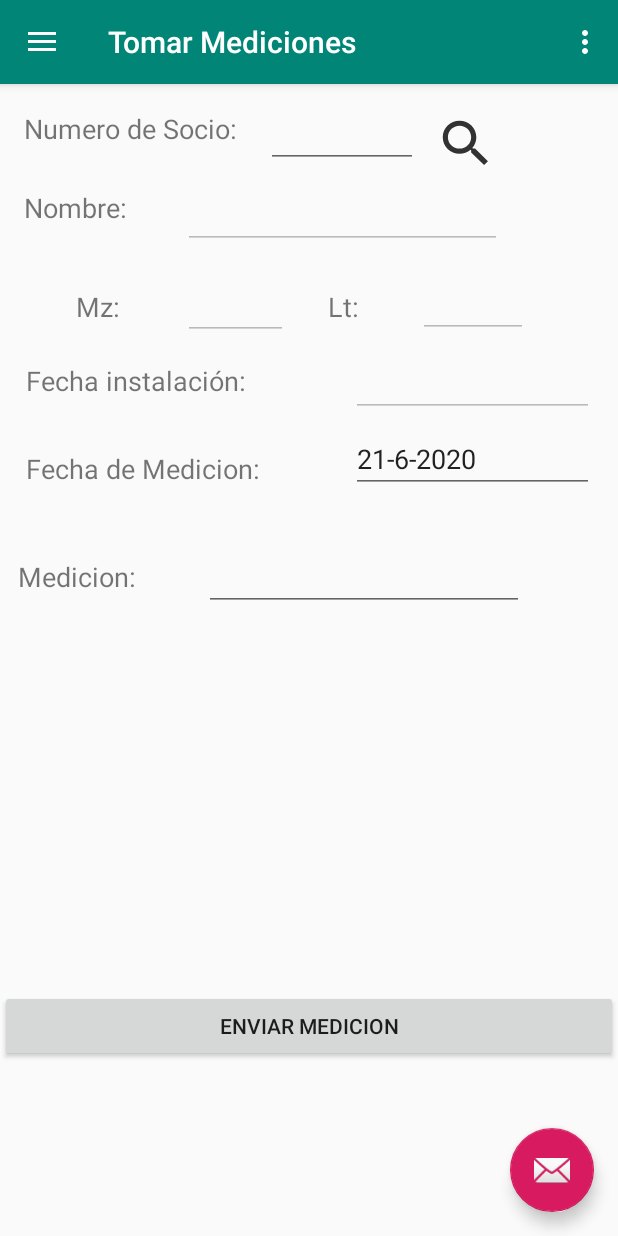
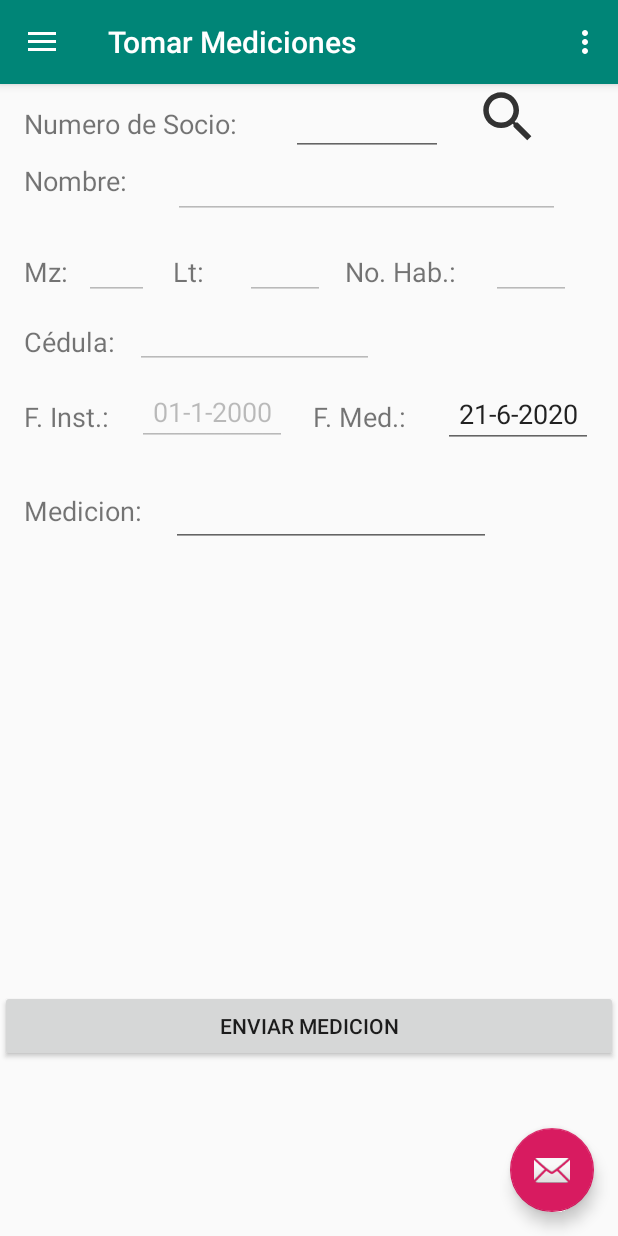
Before and after one commit to Pisanchez2/MedidorAguaApp, an Android app: the TomarMediciones screen opened through its navigation route, on a phone screen of 412 x 824 dp. Run offline under Robolectric (Android 15) with nearby library versions, the phone set to English and light mode, and no system bars; our stand-ins replace Firebase (no records; nobody signed in at launch, a user with empty details on screens opened directly), navigation-ui.

Commit message:
Inst. Date Update

```diff
--- a/app/src/main/java/com/sr/tasrfb/TomarMediciones.java
+++ b/app/src/main/java/com/sr/tasrfb/TomarMediciones.java
@@ -14,6 +14,7 @@ import android.widget.TextView;
 import androidx.annotation.NonNull;
 import androidx.fragment.app.Fragment;
 
+import com.google.android.material.snackbar.Snackbar;
 import com.google.firebase.database.DataSnapshot;
 import com.google.firebase.database.DatabaseError;
 import com.google.firebase.database.DatabaseReference;
@@ -31,23 +32,18 @@ import java.util.Date;
 public class TomarMediciones extends Fragment {
 
 
-    private TextView NumSocioText, NombreSocioText, MzText,LtText,NumMedidorText,MedicionText;
+    private TextView NumSocioText, NombreSocioText, MzText,LtText,NumMedidorText,MedicionText,CedulaText, NoHabText;
 
     private EditText FechaInsText, FechaMedicionText;
 
-    private Button EnviarMedidasBtn,TBuscarSocio;
-
-    private Socio socio;
-
-    private DatabaseReference reff;
+    private DatabaseReference reffBuscar;
+    private DatabaseReference reffMedidas;
     private DatabaseReference reff2;
-    private DatabaseReference reffBuscar;
 
 
     public TomarMediciones() {
         // Required empty public constructor
     }
-
 
     @Override
     public void onCreate(Bundle savedInstanceState) {
@@ -55,17 +51,14 @@ public class TomarMediciones extends Fragment {
 
     }
 
-    String anios;
-    String mesos;
+    private String anios;
+    private String mesos;
 
     public void tomaranios(int anio, int me){
         anios= anio + "";
         mesos = me+"";
 
     }
-
-
-
 
     @Override
     public View onCreateView(LayoutInflater inflater, ViewGroup container,
@@ -78,16 +71,12 @@ public class TomarMediciones extends Fragment {
         LtText=v.findViewById(R.id.TLtText);
        // NumMedidorText=v.findViewById(R.id.TNumMedText);
         FechaInsText=v.findViewById(R.id.TFechaInsText);
-
         FechaMedicionText= v.findViewById(R.id.TFechaMedText);
-
+        CedulaText=v.findViewById(R.id.TCedText);
+        NoHabText=v.findViewById(R.id.TNhabitext);
         MedicionText= v.findViewById(R.id.TMedText);
-        EnviarMedidasBtn=v.findViewById(R.id.TEnviarMedBtn);
-        TBuscarSocio = v.findViewById(R.id.TBuscarBtn);
-
-        socio = new Socio();
-        reff= FirebaseDatabase.getInstance().getReference().child("Socio");
-
+        Button enviarMedidasBtn = v.findViewById(R.id.TEnviarMedBtn);
+        Button TBuscarSocio = v.findViewById(R.id.TBuscarBtn);
 
         // TOMAR LA FECHA INSTALACION
 
@@ -102,7 +91,6 @@ public class TomarMediciones extends Fragment {
                 }
             }
 
-
             private void showDatePickerDialog() {
                 DatePickerFragment newFragment = DatePickerFragment.newInstance(new DatePickerDialog.OnDateSetListener() {
 
@@ -112,18 +100,14 @@ public class TomarMediciones extends Fragment {
                         FechaInsText.setText(selectedDate);
                     }
                 });
-
                 newFragment.show(getActivity().getSupportFragmentManager(), "datePicker");
             }
-
 
         });
 
         //SET fecha actual en el campo de fecha de medicion
-
         Date c = Calendar.getInstance().getTime();
         System.out.println("Current time => " + c);
-
         SimpleDateFormat diaf = new SimpleDateFormat("dd-M-yyyy");
         final String dia = diaf.format(c);
         FechaMedicionText.setText(dia);
@@ -137,7 +121,6 @@ public class TomarMediciones extends Fragment {
         anios= anio;
         mesos= mesf;
 
-
         FechaMedicionText.setOnClickListener(new View.OnClickListener() {
             @Override
             public void onClick(View view) {
@@ -147,7 +130,6 @@ public class TomarMediciones extends Fragment {
                         break;
                 }
             }
-
 
             private void showDatePickerDialog() {
                         final DatePickerFragment newFragment = DatePickerFragment.newInstance(new DatePickerDialog.OnDateSetListener() {
@@ -159,21 +141,33 @@ public class TomarMediciones extends Fragment {
                         FechaMedicionText.setText(selectedDate);
                     }
                 });
-
                 newFragment.show(getActivity().getSupportFragmentManager(), "datePicker");
             }
-
-
         });
-
-
 
         TBuscarSocio.setOnClickListener(new View.OnClickListener() {
             @Override
             public void onClick(View view) {
                 // Funcion para actualizar los campos en el frame de Tomar Mediciones
+
+                reffMedidas = FirebaseDatabase.getInstance().getReference().child("Medidas").child(NumSocioText.getText().toString());
+
+                reffMedidas.addValueEventListener(new ValueEventListener() {
+                    @Override
+                    public void onDataChange(@NonNull DataSnapshot dataSnapshot) {
+                        if (dataSnapshot.child("Medidor").hasChild("fecha_Instalacion")){
+                            String fins = dataSnapshot.child("Medidor").child("fecha_Instalacion").getValue().toString();
+                            FechaInsText.setText(fins);
+                        }else{
+                            reffMedidas.child("Medidor").child("fecha_Instalacion").setValue("01-1-2000");
+                        }
+                    }
+                    @Override
+                    public void onCancelled(@NonNull DatabaseError databaseError) {
+                    }
+                });
+
                 reffBuscar=FirebaseDatabase.getInstance().getReference().child("Socio").child(NumSocioText.getText().toString());
-
                 reffBuscar.addValueEventListener(new ValueEventListener() {
                     @Override
                     public void onDataChange(@NonNull DataSnapshot dataSnapshot) {
@@ -182,18 +176,14 @@ public class TomarMediciones extends Fragment {
                         String lt= dataSnapshot.child("lt").getValue().toString();
                         String mz= dataSnapshot.child("mz").getValue().toString();
                         String num= dataSnapshot.child("num").getValue().toString();
-
-                        //String fins= dataSnapshot.child("medidor").child("fecha_Instalacion").getValue().toString();
-                        //String numed= dataSnapshot.child("medidor").child("num").getValue().toString();
+                        String cedula= dataSnapshot.child("cedula").getValue().toString();
+                        String n_habitantes= dataSnapshot.child("n_habitantes").getValue().toString();
 
                         NombreSocioText.setText(nombre);
                         LtText.setText(lt);
                         MzText.setText(mz);
-
-                        //NumMedidorText.setText(numed);
-                        //FechaInsText.setText(fins);
-
-
+                        CedulaText.setText(cedula);
+                        NoHabText.setText(n_habitantes);
                     }
 
                     @Override
@@ -205,30 +195,18 @@ public class TomarMediciones extends Fragment {
             }
         });
 
-
-
-
-        EnviarMedidasBtn.setOnClickListener(new View.OnClickListener() {
+        enviarMedidasBtn.setOnClickListener(new View.OnClickListener() {
             @Override
             public void onClick(View view) {
-
                 ClaseMes mes;
                 mes = new ClaseMes();
                 mes.setMedicion(Integer.parseInt(MedicionText.getText().toString()));
-                //mes.setURL("WWW.SET");
                 mes.setFecha_Medicion(FechaMedicionText.getText().toString());
-
                 reff2= FirebaseDatabase.getInstance().getReference().child("Medidas/"+NumSocioText.getText().toString()+"/Mediciones");
                 reff2.child(anios).child(mesos).setValue(mes);
-                Log.v("SOCIO","HASIDOENVIADO"+ anios + mesos);
-
-
+                Snackbar.make(view, "Medicion Enviada Correctamente", Snackbar.LENGTH_LONG).setAction("Action", null).show();
             }
         });
-
-
         return v;
-
-
     }
 }
--- a/app/src/main/res/layout/fragment_tomarmediciones.xml
+++ b/app/src/main/res/layout/fragment_tomarmediciones.xml
@@ -6,6 +6,148 @@
     android:layout_width="match_parent"
     android:layout_height="match_parent"
     tools:context=".TomarMediciones">
+
+    <EditText
+        android:id="@+id/TCedText"
+        android:layout_width="159dp"
+        android:layout_height="43dp"
+        android:ems="10"
+        android:inputType="number"
+        android:textAlignment="center"
+        android:enabled="false"
+        app:layout_constraintBottom_toBottomOf="parent"
+        app:layout_constraintEnd_toEndOf="parent"
+        app:layout_constraintHorizontal_bias="0.357"
+        app:layout_constraintStart_toStartOf="parent"
+        app:layout_constraintTop_toTopOf="parent"
+        app:layout_constraintVertical_bias="0.202" />
+
+    <EditText
+        android:id="@+id/TFechaInsText"
+        android:layout_width="100dp"
+        android:layout_height="39dp"
+        android:clickable="true"
+        android:ems="10"
+        android:enabled="false"
+        android:focusable="false"
+        android:inputType="date"
+        android:text="01-1-2000"
+        android:textAlignment="center"
+        app:layout_constraintBottom_toBottomOf="parent"
+        app:layout_constraintEnd_toEndOf="parent"
+        app:layout_constraintHorizontal_bias="0.293"
+        app:layout_constraintStart_toStartOf="parent"
+        app:layout_constraintTop_toTopOf="parent"
+        app:layout_constraintVertical_bias="0.277" />
+
+    <TextView
+        android:id="@+id/textView12"
+        android:layout_width="75dp"
+        android:layout_height="28dp"
+        android:text="No. Hab.:"
+        android:textSize="18sp"
+        app:layout_constraintBottom_toBottomOf="parent"
+        app:layout_constraintEnd_toEndOf="parent"
+        app:layout_constraintHorizontal_bias="0.684"
+        app:layout_constraintStart_toStartOf="parent"
+        app:layout_constraintTop_toTopOf="parent"
+        app:layout_constraintVertical_bias="0.152" />
+
+    <TextView
+        android:id="@+id/textView13"
+        android:layout_width="wrap_content"
+        android:layout_height="wrap_content"
+        android:text="Cédula: "
+        android:textSize="18sp"
+        app:layout_constraintBottom_toBottomOf="parent"
+        app:layout_constraintEnd_toEndOf="parent"
+        app:layout_constraintHorizontal_bias="0.046"
+        app:layout_constraintStart_toStartOf="parent"
+        app:layout_constraintTop_toTopOf="parent"
+        app:layout_constraintVertical_bias="0.214" />
+
+    <TextView
+        android:id="@+id/textView14"
+        android:layout_width="32dp"
+        android:layout_height="28dp"
+        android:text="Mz: "
+        android:textSize="18sp"
+        app:layout_constraintBottom_toBottomOf="parent"
+        app:layout_constraintEnd_toEndOf="parent"
+        app:layout_constraintHorizontal_bias="0.042"
+        app:layout_constraintStart_toStartOf="parent"
+        app:layout_constraintTop_toTopOf="parent"
+        app:layout_constraintVertical_bias="0.152" />
+
+    <TextView
+        android:id="@+id/textView15"
+        android:layout_width="wrap_content"
+        android:layout_height="wrap_content"
+        android:text="F. Inst.: "
+        android:textSize="18sp"
+        app:layout_constraintBottom_toBottomOf="parent"
+        app:layout_constraintEnd_toEndOf="parent"
+        app:layout_constraintHorizontal_bias="0.045"
+        app:layout_constraintStart_toStartOf="parent"
+        app:layout_constraintTop_toTopOf="parent"
+        app:layout_constraintVertical_bias="0.282" />
+
+    <EditText
+        android:id="@+id/TNhabitext"
+        android:layout_width="53dp"
+        android:layout_height="43dp"
+        android:ems="10"
+        android:inputType="number"
+        android:textAlignment="center"
+        android:enabled="false"
+        app:layout_constraintBottom_toBottomOf="parent"
+        app:layout_constraintEnd_toEndOf="parent"
+        app:layout_constraintHorizontal_bias="0.913"
+        app:layout_constraintStart_toStartOf="parent"
+        app:layout_constraintTop_toTopOf="parent"
+        app:layout_constraintVertical_bias="0.139" />
+
+    <TextView
+        android:id="@+id/textView16"
+        android:layout_width="33dp"
+        android:layout_height="32dp"
+        android:text="Lt: "
+        android:textSize="18sp"
+        app:layout_constraintBottom_toBottomOf="parent"
+        app:layout_constraintEnd_toEndOf="parent"
+        app:layout_constraintHorizontal_bias="0.304"
+        app:layout_constraintStart_toStartOf="parent"
+        app:layout_constraintTop_toTopOf="parent"
+        app:layout_constraintVertical_bias="0.153" />
+
+    <EditText
+        android:id="@+id/TMzText"
+        android:layout_width="43dp"
+        android:layout_height="43dp"
+        android:ems="10"
+        android:inputType="number"
+        android:textAlignment="center"
+        android:enabled="false"
+        app:layout_constraintBottom_toBottomOf="parent"
+        app:layout_constraintEnd_toEndOf="parent"
+        app:layout_constraintHorizontal_bias="0.152"
+        app:layout_constraintStart_toStartOf="parent"
+        app:layout_constraintTop_toTopOf="parent"
+        app:layout_constraintVertical_bias="0.139" />
+
+    <EditText
+        android:id="@+id/TLtText"
+        android:layout_width="53dp"
+        android:layout_height="43dp"
+        android:ems="10"
+        android:textAlignment="center"
+        android:enabled="false"
+        app:layout_constraintBottom_toBottomOf="parent"
+        app:layout_constraintEnd_toEndOf="parent"
+        app:layout_constraintHorizontal_bias="0.455"
+        app:layout_constraintStart_toStartOf="parent"
+        app:layout_constraintTop_toTopOf="parent"
+        app:layout_constraintVertical_bias="0.139" />
 
     <Button
         android:id="@+id/TEnviarMedBtn"
@@ -19,10 +161,10 @@
 
     <Button
         android:id="@+id/TBuscarBtn"
-        android:layout_width="0dp"
-        android:layout_height="0dp"
+        android:layout_width="44dp"
+        android:layout_height="44dp"
         android:layout_marginStart="11dp"
-        android:layout_marginTop="19dp"
+        android:layout_marginTop="4dp"
         android:layout_marginEnd="3dp"
         android:layout_marginBottom="10dp"
         android:background="@drawable/ic_buscar"
@@ -35,140 +177,94 @@
         android:id="@+id/TNumSocioText"
         android:layout_width="101dp"
         android:layout_height="40dp"
+        android:layout_marginTop="8dp"
         android:ems="10"
         android:inputType="textPersonName"
-        app:layout_constraintBaseline_toBaselineOf="@+id/TBuscarBtn"
+        android:textAlignment="center"
         app:layout_constraintEnd_toEndOf="@+id/TNombreSocioText"
-        app:layout_constraintStart_toStartOf="@+id/TNombreSocioText" />
+        app:layout_constraintStart_toStartOf="@+id/TNombreSocioText"
+        app:layout_constraintTop_toTopOf="parent" />
 
     <EditText
         android:id="@+id/TNombreSocioText"
-        android:layout_width="0dp"
+        android:layout_width="258dp"
         android:layout_height="40dp"
-        android:layout_marginTop="69dp"
-        android:layout_marginEnd="17dp"
-        android:layout_marginBottom="68dp"
         android:ems="10"
         android:enabled="false"
         android:inputType="textPersonName"
-        app:layout_constraintBottom_toTopOf="@+id/TFechaInsText"
-        app:layout_constraintEnd_toEndOf="@+id/TLtText"
-        app:layout_constraintStart_toStartOf="@+id/TMzText"
-        app:layout_constraintTop_toTopOf="parent" />
-
-    <EditText
-        android:id="@+id/TMzText"
-        android:layout_width="70dp"
-        android:layout_height="0dp"
-        android:layout_marginStart="27dp"
-        android:layout_marginTop="31dp"
-        android:layout_marginEnd="28dp"
-        android:layout_marginBottom="39dp"
-        android:ems="10"
-        android:enabled="false"
-        android:inputType="number"
-        app:layout_constraintBottom_toBottomOf="@+id/textView7"
-        app:layout_constraintEnd_toStartOf="@+id/textView11"
-        app:layout_constraintStart_toEndOf="@+id/textView10"
-        app:layout_constraintTop_toBottomOf="@+id/textView4" />
-
-    <EditText
-        android:id="@+id/TLtText"
-        android:layout_width="73dp"
-        android:layout_height="44dp"
-
-        android:layout_marginTop="16dp"
-        android:layout_marginBottom="16dp"
-        android:ems="10"
-        android:enabled="false"
-        app:layout_constraintBottom_toTopOf="@+id/textView7"
-        app:layout_constraintEnd_toEndOf="@+id/TFechaInsText"
-        app:layout_constraintStart_toStartOf="@+id/TFechaInsText"
-        app:layout_constraintTop_toBottomOf="@+id/TNombreSocioText" />
+        android:textAlignment="center"
+        android:textSize="14sp"
+        app:layout_constraintBottom_toBottomOf="parent"
+        app:layout_constraintEnd_toEndOf="parent"
+        app:layout_constraintHorizontal_bias="0.751"
+        app:layout_constraintStart_toStartOf="parent"
+        app:layout_constraintTop_toTopOf="parent"
+        app:layout_constraintVertical_bias="0.069" />
 
     <EditText
         android:id="@+id/TFechaMedText"
-        android:layout_width="0dp"
-        android:layout_height="43dp"
-        android:layout_marginStart="15dp"
-        android:layout_marginTop="68dp"
-        android:layout_marginEnd="16dp"
-        android:layout_marginBottom="67dp"
+        android:layout_width="100dp"
+        android:layout_height="39dp"
         android:clickable="true"
         android:ems="10"
         android:inputType="date"
-        app:layout_constraintBottom_toBottomOf="@+id/textView10"
+        android:textAlignment="center"
+        app:layout_constraintBottom_toBottomOf="parent"
         app:layout_constraintEnd_toEndOf="parent"
-        app:layout_constraintStart_toStartOf="@+id/textView11"
-        app:layout_constraintTop_toBottomOf="@+id/textView11" />
-
-    <EditText
-        android:id="@+id/TFechaInsText"
-        android:layout_width="0dp"
-        android:layout_height="0dp"
-        android:layout_marginTop="7dp"
-        android:layout_marginBottom="7dp"
-        android:ems="10"
-        android:enabled="false"
-        android:inputType="date"
-        app:layout_constraintBottom_toTopOf="@+id/TFechaMedText"
-        app:layout_constraintEnd_toEndOf="@+id/TFechaMedText"
-        app:layout_constraintStart_toStartOf="@+id/TFechaMedText"
-        app:layout_constraintTop_toBottomOf="@+id/TMzText" />
+        app:layout_constraintHorizontal_bias="0.946"
+        app:layout_constraintStart_toStartOf="parent"
+        app:layout_constraintTop_toTopOf="@+id/TBuscarBtn"
+        app:layout_constraintVertical_bias="0.279" />
 
     <EditText
         android:id="@+id/TMedText"
         android:layout_width="wrap_content"
         android:layout_height="wrap_content"
-        android:layout_marginStart="47dp"
-        android:layout_marginTop="37dp"
-        android:layout_marginEnd="47dp"
         android:ems="10"
         android:inputType="number"
-        app:layout_constraintEnd_toEndOf="@+id/TFechaMedText"
-        app:layout_constraintStart_toEndOf="@+id/textView4"
-        app:layout_constraintTop_toBottomOf="@+id/textView8" />
-
-    <TextView
-        android:id="@+id/textView7"
-        android:layout_width="wrap_content"
-        android:layout_height="wrap_content"
-        android:layout_marginStart="17dp"
-        android:layout_marginTop="185dp"
-        android:text="Fecha instalación: "
-        android:textSize="18sp"
+        android:textAlignment="center"
+        app:layout_constraintBottom_toBottomOf="parent"
+        app:layout_constraintEnd_toEndOf="parent"
+        app:layout_constraintHorizontal_bias="0.575"
         app:layout_constraintStart_toStartOf="parent"
-        app:layout_constraintTop_toTopOf="parent" />
+        app:layout_constraintTop_toTopOf="parent"
+        app:layout_constraintVertical_bias="0.364" />
 
     <TextView
         android:id="@+id/textView8"
         android:layout_width="wrap_content"
         android:layout_height="wrap_content"
-        android:layout_marginStart="17dp"
-        android:layout_marginTop="34dp"
-        android:text="Fecha de Medicion: "
+        android:text="F. Med.: "
         android:textSize="18sp"
+        app:layout_constraintBottom_toBottomOf="parent"
+        app:layout_constraintEnd_toEndOf="parent"
+        app:layout_constraintHorizontal_bias="0.604"
         app:layout_constraintStart_toStartOf="parent"
-        app:layout_constraintTop_toBottomOf="@+id/textView7" />
+        app:layout_constraintTop_toTopOf="parent"
+        app:layout_constraintVertical_bias="0.282" />
 
     <TextView
         android:id="@+id/textView10"
         android:layout_width="wrap_content"
         android:layout_height="wrap_content"
-        android:layout_marginStart="12dp"
         android:text="Medicion: "
         android:textSize="18sp"
-        app:layout_constraintBaseline_toBaselineOf="@+id/TMedText"
-        app:layout_constraintStart_toStartOf="parent" />
+        app:layout_constraintBottom_toBottomOf="parent"
+        app:layout_constraintEnd_toEndOf="parent"
+        app:layout_constraintHorizontal_bias="0.048"
+        app:layout_constraintStart_toStartOf="parent"
+        app:layout_constraintTop_toTopOf="parent"
+        app:layout_constraintVertical_bias="0.366" />
 
     <TextView
         android:id="@+id/textView2"
         android:layout_width="wrap_content"
         android:layout_height="wrap_content"
-        android:layout_marginTop="17dp"
+        android:layout_marginTop="14dp"
         android:text="Numero de Socio: "
         android:textSize="18sp"
         app:layout_constraintEnd_toEndOf="@+id/textView4"
+        app:layout_constraintHorizontal_bias="0.0"
         app:layout_constraintStart_toEndOf="@+id/textView4"
         app:layout_constraintTop_toTopOf="parent" />
 
@@ -177,32 +273,10 @@
         android:layout_width="wrap_content"
         android:layout_height="wrap_content"
         android:layout_marginStart="16dp"
-        android:layout_marginTop="70dp"
+        android:layout_marginTop="52dp"
         android:text="Nombre: "
         android:textSize="18sp"
         app:layout_constraintStart_toStartOf="parent"
         app:layout_constraintTop_toTopOf="parent" />
 
-    <TextView
-        android:id="@+id/textView11"
-        android:layout_width="wrap_content"
-        android:layout_height="wrap_content"
-        android:layout_marginStart="168dp"
-        android:layout_marginEnd="168dp"
-        android:text="Lt: "
-        android:textSize="18sp"
-        app:layout_constraintBaseline_toBaselineOf="@+id/TMzText"
-        app:layout_constraintEnd_toEndOf="parent"
-        app:layout_constraintStart_toStartOf="@+id/textView6" />
-
-    <TextView
-        android:id="@+id/textView6"
-        android:layout_width="wrap_content"
-        android:layout_height="wrap_content"
-        android:layout_marginStart="33dp"
-        android:text="Mz: "
-        android:textSize="18sp"
-        app:layout_constraintBaseline_toBaselineOf="@+id/TMzText"
-        app:layout_constraintStart_toStartOf="@+id/textView7" />
-
 </androidx.constraintlayout.widget.ConstraintLayout>
```
Also changed, not shown: app/src/main/java/com/sr/tasrfb/Socios.java (+32 -39 lines), app/src/main/res/layout/fragment_socios.xml (+142 -80 lines).
